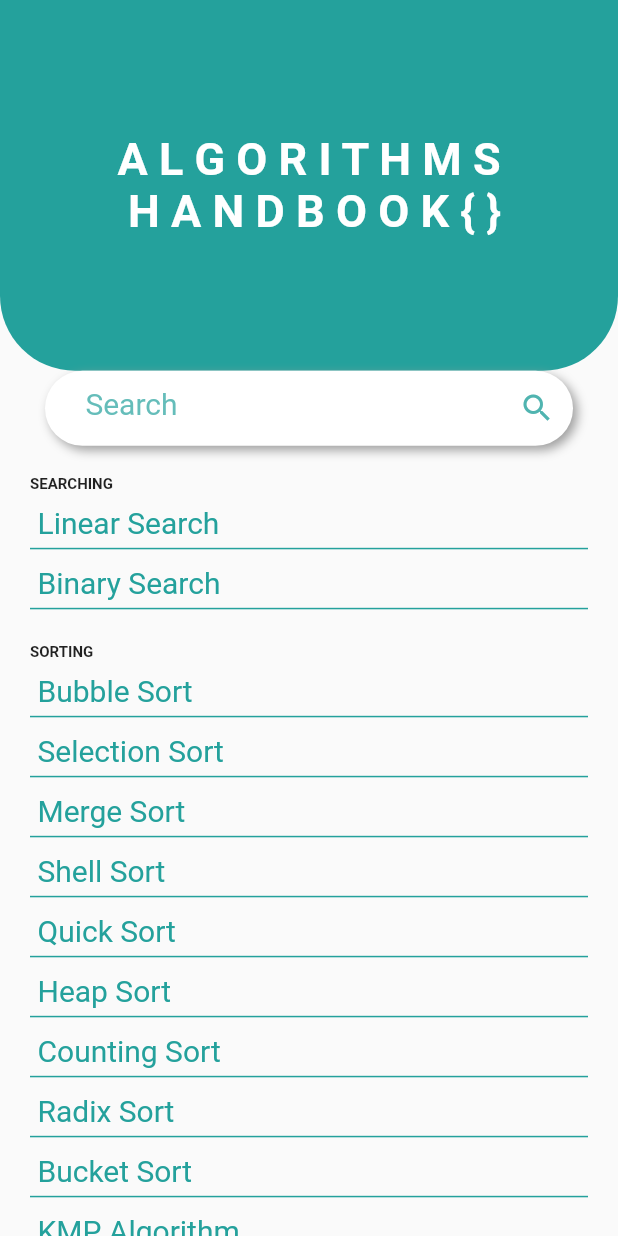
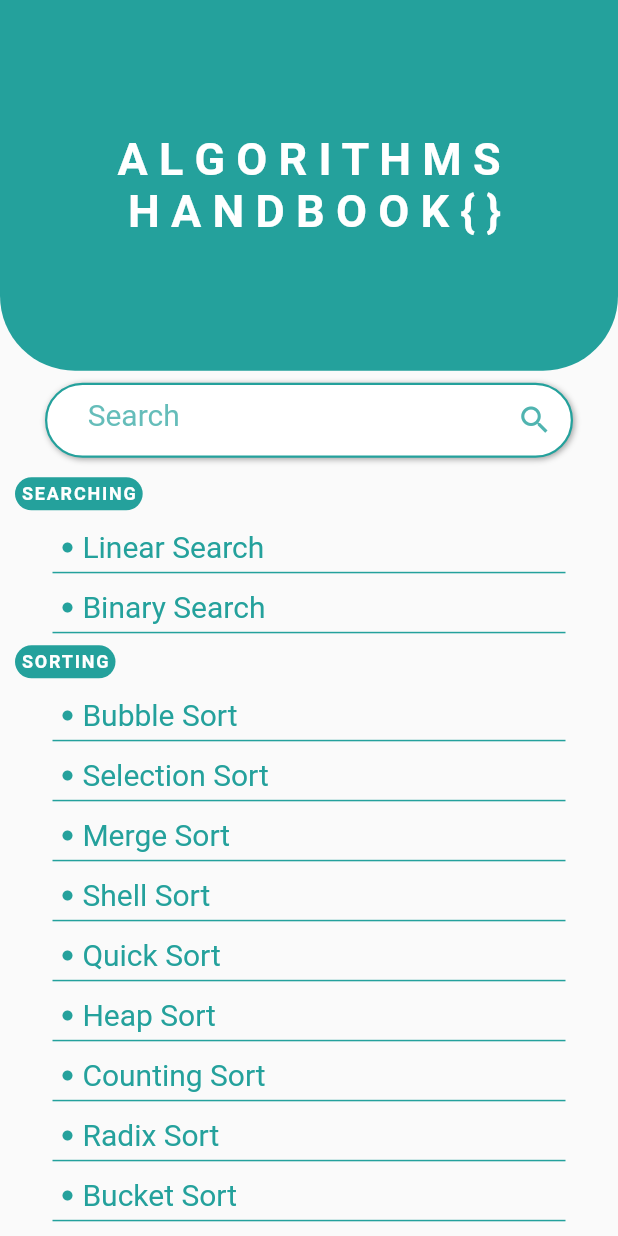
Before and after one commit to gloria2000/AlgoBook, a Flutter app: the screen it shows after launch, on a phone screen of 412 x 824 dp. Run offline on Flutter 3.47's test engine with Material 2 defaults, Android fonts, the light colour scheme and no system bars.

Commit message:
added new features

```diff
--- /dev/null
+++ b/assets/files/producer_consumer.txt
@@ -0,0 +1,29 @@
+//Producer Process
+do {
+   .
+   . PRODUCE ITEM
+   .
+   wait(empty);
+   wait(mutex);
+   .
+   . PUT ITEM IN BUFFER
+   .
+   signal(mutex);
+   signal(full);
+
+} while(1);
+
+//Consumer Process
+do {
+
+   wait(full);
+   wait(mutex);
+   . .
+   . REMOVE ITEM FROM BUFFER
+   .
+   signal(mutex);
+   signal(empty);
+   .
+   . CONSUME ITEM
+   .
+} while(1);
--- a/lib/main.dart
+++ b/lib/main.dart
@@ -11,6 +11,15 @@ class MyApp extends StatelessWidget {
   @override
   Widget build(BuildContext context) {
     return MaterialApp(
+      theme: ThemeData(
+        accentColor: Color(0xFF24A19C),
+        primaryColor:Color(0xFF24A19C),
+        splashColor: Color(0xFF24A19C),
+        focusColor: Color(0xFF24A19C),
+        highlightColor: Color(0xFF24A19C),
+        hintColor: Color(0xFF24A19C),
+        hoverColor: Color(0xFF24A19C),
+      ),
       title: '',
       color: Color(0xFF24A19C),
       home: MyHomePage(title:'Algo Book'),
--- a/lib/pages/HomePage.dart
+++ b/lib/pages/HomePage.dart
@@ -4,10 +4,7 @@ import 'package:algobook/pages/BottomNavigationBarWidget.dart';
 import 'package:algobook/pages/Algorithm.dart';
 import 'package:algobook/pages/DataStructures.dart';
 
-
-class MyHomePage extends StatefulWidget  {
-
-
+class MyHomePage extends StatefulWidget {
   MyHomePage({Key key, this.title}) : super(key: key);
   final String title;
   @override
@@ -15,132 +12,144 @@ class MyHomePage extends StatefulWidget  {
 }
 
 class _MyHomePageState extends State<MyHomePage> {
-  customTile(var _title, var _index)=>GestureDetector(
-    onTap: (){
-      Navigator.push(context, MaterialPageRoute(builder: (context)=> AlgoExist(num: _index,)),);
+  customTile(var _title, var _index) => GestureDetector(
+        onTap: () {
+          Navigator.push(
+            context,
+            MaterialPageRoute(
+                builder: (context) => AlgoExist(
+                      num: _index,
+                    )),
+          );
         },
         child: Container(
-      margin: EdgeInsets.only(top:3,bottom:3),
+          margin: EdgeInsets.symmetric(horizontal: 35,vertical: 3),
           padding: EdgeInsets.all(5),
           width: double.infinity,
           decoration: BoxDecoration(
               border: Border(
-              bottom: BorderSide(width: 1, color: Color(0xFF24A19C))
-          )
+                  bottom: BorderSide(width: 1, color: Color(0xFF24A19C)))),
+          child: Row(
+            children: [
+              Icon(Icons.fiber_manual_record,color:Color(0xFF24A19C) ,size: 10,),
+              Text(
+                ' $_title',
+                style: TextStyle(fontSize: 20, color: Color(0xFF24A19C)),
               ),
-      child: Text('$_title',
+            ],
+          ),
+        ),
+      );
+  heading(var _heading) => Container(
+    margin: EdgeInsets.symmetric(horizontal: 10,vertical: 5),
+    padding: EdgeInsets.all(4),
+    decoration: BoxDecoration(
+      borderRadius: BorderRadius.all(Radius.circular(50) ),
+      color:Color(0xFF24A19C) ,
+
+    ),
+    child: Text(
+
+      '$_heading',
       style: TextStyle(
-            fontSize: 20,
-            color: Color(0xFF24A19C)
-        ),),
+          letterSpacing: 1.2,
+          fontSize: 12, fontWeight: FontWeight.bold,color: Colors.white),
     ),
   );
 
-
   @override
   Widget build(BuildContext context) {
-
     Store A = new Store();
     TextEditingController _controller = new TextEditingController();
-    void find(var n){
-      Navigator.push(context, MaterialPageRoute(builder: (context)=> AlgoExist(num: A.searchResult(_controller.text  ))),);
-
+    void find(var n) {
+      Navigator.push(
+        context,
+        MaterialPageRoute(
+            builder: (context) =>
+                AlgoExist(num: A.searchResult(_controller.text))),
+      );
     }
 
     return Scaffold(
-
-
-        body:Container(
-            width: MediaQuery.of(context).size.width,
-            height: MediaQuery.of(context).size.height,
-            child: SingleChildScrollView(
-              child: Column(
-                children: [ Container(
+      body:SingleChildScrollView(
+        child:Column(
+          crossAxisAlignment: CrossAxisAlignment.start,
+         children: [
+           Container(
              decoration: BoxDecoration(
-                      borderRadius: BorderRadius.only(bottomRight:Radius.circular(50), bottomLeft:Radius.circular(50) ),
-                      color: Color(0xFF24A19C)
-                  ),
-                  height: MediaQuery.of(context).size.height*0.3,
+                 borderRadius: BorderRadius.only(
+                     bottomRight: Radius.circular(50),
+                     bottomLeft: Radius.circular(50)),
+                 color: Color(0xFF24A19C)),
+             height: MediaQuery.of(context).size.height * 0.3,
              width: double.infinity,
              child: Center(
-                    child: Text("A L G O R I T H M S \n H A N D B O O K { }",
+               child: Text(
+                 "A L G O R I T H M S \n H A N D B O O K { }",
                  style: TextStyle(
                    fontSize: 30,
                    fontWeight: FontWeight.bold,
                    color: Colors.white,
-
                  ),
-                      textAlign: TextAlign.center,),
+                 textAlign: TextAlign.center,
                ),
              ),
-
-                  Container(
+           ),
+           SizedBox(height: 8,),
+           Center(
+             child: Container(
                  height: 50,
-                      width: MediaQuery.of(context).size.width-60,
+                 width: MediaQuery.of(context).size.width - 60,
                  padding: EdgeInsets.only(left: 10),
                  decoration: BoxDecoration(
                      borderRadius: BorderRadius.all(Radius.circular(50)),
                      color: Colors.white..withOpacity(0.5),
-                          boxShadow: [BoxShadow(
+                     border: Border.all(color:Color(0xFF24A19C),width: 1.5 ),
+                     boxShadow: [
+                       BoxShadow(
                            color: Colors.grey,
-                              offset: Offset(3, 3),
-                              blurRadius: 5
-                          )]
-
-                      ),
-
-                      child:TextFormField(
+                           offset: Offset(1, 1),
+                           blurRadius: 3)
+                     ]),
+                 child: TextFormField(
                    controller: _controller,
                    textInputAction: TextInputAction.done,
                    decoration: InputDecoration(
                      border: OutlineInputBorder(
                        borderRadius: BorderRadius.all(Radius.circular(50)),
                        borderSide: BorderSide.none,
-
                      ),
                      hintText: ' Search',
                      suffixIcon: GestureDetector(
-                            onTap:(){ Navigator.push(context, MaterialPageRoute(builder: (context)=> AlgoExist(num: A.searchResult(_controller.text  ))),);
+                       onTap: () {
+                         Navigator.push(
+                           context,
+                           MaterialPageRoute(
+                               builder: (context) => AlgoExist(
+                                   num: A.searchResult(_controller.text))),
+                         );
                        },
-                            child: Icon(Icons.search,
-                              color: Color(0xFF24A19C).withOpacity(0.8),),
+                       child: Icon(
+                         Icons.search,
+                         color: Color(0xFF24A19C).withOpacity(0.8),
                        ),
-                          hintStyle: new TextStyle(color: Color(0xFF24A19C).withOpacity(0.7),
+                     ),
+                     hintStyle: new TextStyle(
+                         color: Color(0xFF24A19C).withOpacity(0.7),
                          fontSize: 20),
                    ),
-                        onFieldSubmitted: (term){
+                   onFieldSubmitted: (term) {
                      find(_controller.text);
                    },
-                      )
+                 )),
            ),
-                  Column(
-                    children: [
-
-
-                      SizedBox(height: 20,),
-                  SingleChildScrollView(
-                    child: Container(
-                      padding: EdgeInsets.only(left: 20,right: 20),
-                      height: MediaQuery.of(context).size.height*0.8-150,
-                      child: SingleChildScrollView(
-
-                        child: Column(
-                          crossAxisAlignment: CrossAxisAlignment.start,
-                          children: [
-                            Text('SEARCHING',
-                              style: TextStyle(
-                                  fontSize: 10,
-                                  fontWeight: FontWeight.bold
-                              ),),
+           SizedBox(height: 8,),
+           heading('SEARCHING'),
            customTile("Linear Search", 14),
            customTile("Binary Search", 15),
-                            SizedBox(height: 20,),
-                            Text('SORTING',
-                            style: TextStyle(
-                              fontSize: 10,
-                              fontWeight: FontWeight.bold
-                            ),),
-                           customTile("Bubble Sort",0),
+          //s
+           heading('SORTING'),
+           customTile("Bubble Sort", 0),
            customTile("Selection Sort", 1),
            customTile("Merge Sort", 2),
            customTile("Shell Sort", 3),
@@ -150,14 +159,10 @@ class _MyHomePageState extends State<MyHomePage> {
            customTile("Radix Sort", 17),
            customTile("Bucket Sort", 18),
            customTile("KMP Algorithm", 30),
+          //s
+           heading('GRAPHS'),
 
-                            SizedBox(height: 20,),
-                            Text('GRAPHS',
-                              style: TextStyle(
-                                  fontSize: 10,
-                                  fontWeight: FontWeight.bold
-                              ),),
-                            customTile("DFS Algorithm",8),
+           customTile("DFS Algorithm", 8),
            customTile("BFS Algorithm", 9),
            customTile("Bellman Ford's Algorithm", 10),
            customTile("Flloyd - Warshall's", 11),
@@ -165,40 +170,22 @@ class _MyHomePageState extends State<MyHomePage> {
            customTile("Topological Sort", 20),
            customTile("Johnson's Algorithm", 21),
            customTile("Bridges in a graph", 22),
-
-                            SizedBox(height: 20,),
-                            Text('GREEDY ALGORITHMS',
-                              style: TextStyle(
-                                  fontSize: 10,
-                                  fontWeight: FontWeight.bold
-                              ),),
+           heading('GREEDY ALGORITHMS'),
            customTile("Prim's Algorithm", 6),
            customTile("Kruskal's Algorithm", 7),
-                            SizedBox(height: 20,),
-                            Text('DYNAMIC PROGRAMMING',
-                              style: TextStyle(
-                                  fontSize: 10,
-                                  fontWeight: FontWeight.bold
-                              ),),
+           //s
+           heading('DYNAMIC PROGRAMMING'),
            customTile("Longest Common subsequence", 12),
            customTile("Longest Increasing subsequence", 23),
-                            customTile("Knapsack Problem",24),
+           customTile("Knapsack Problem", 24),
            customTile("Minimum partition algorithm", 25),
            customTile("Longest path in a matrix", 26),
-                            SizedBox(height: 20,),
-                            Text('BIT MANIPULATIONS',
-                              style: TextStyle(
-                                  fontSize: 10,
-                                  fontWeight: FontWeight.bold
-                              ),),
+          //s
+           heading('BIT MANIPULATIONS'),
            customTile("Bit Representation of a number", 32),
            customTile("Set representation", 33),
-                            SizedBox(height: 20,),
-                            Text('OTHER ALGORITHMS',
-                              style: TextStyle(
-                                  fontSize: 10,
-                                  fontWeight: FontWeight.bold
-                              ),),
+          //s
+           heading('OTHER ALGORITHMS'),
            customTile("Rabin-Karp's Algorithm", 13),
            customTile("Sieve of Eratosthenes", 27),
            customTile("Fermat's Primality test", 29),
@@ -208,16 +195,7 @@ class _MyHomePageState extends State<MyHomePage> {
            customTile("Generating permutations", 35)
          ],
         ),
-                      ),
-                    ),
       )
-                    ],
-                  ),
-                ],
-              ),
-            )
-        ),
-
     );
   }
 }
```
Also changed, not shown: pubspec.lock. Lines whose indentation alone changed are shown as unchanged.
